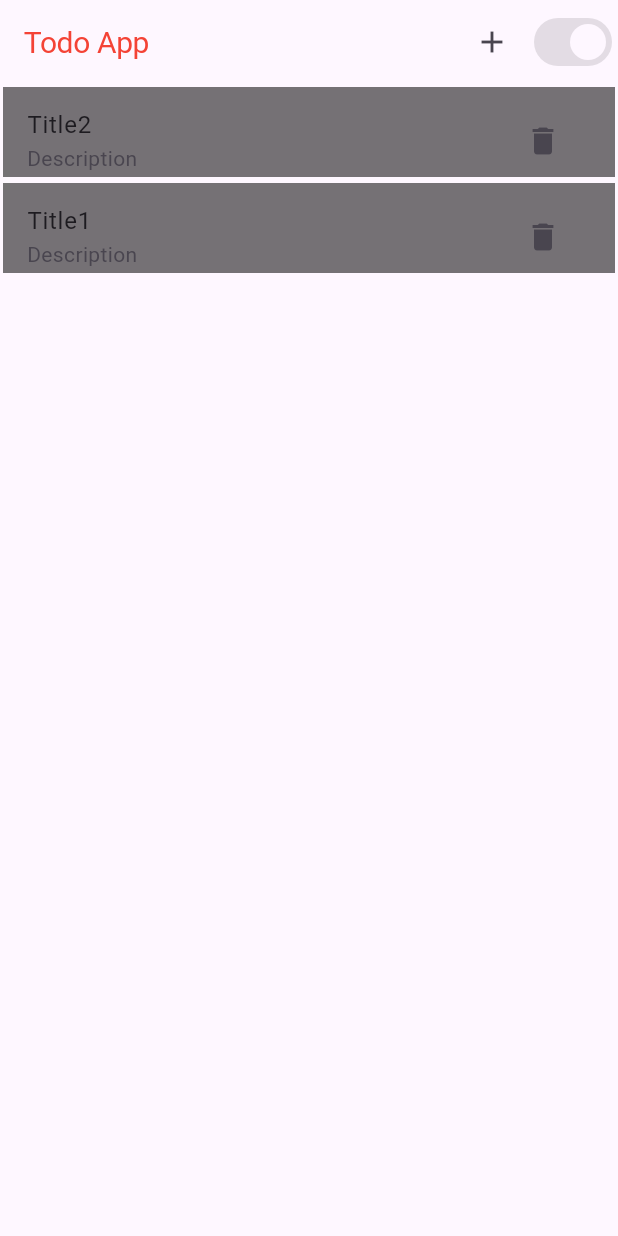
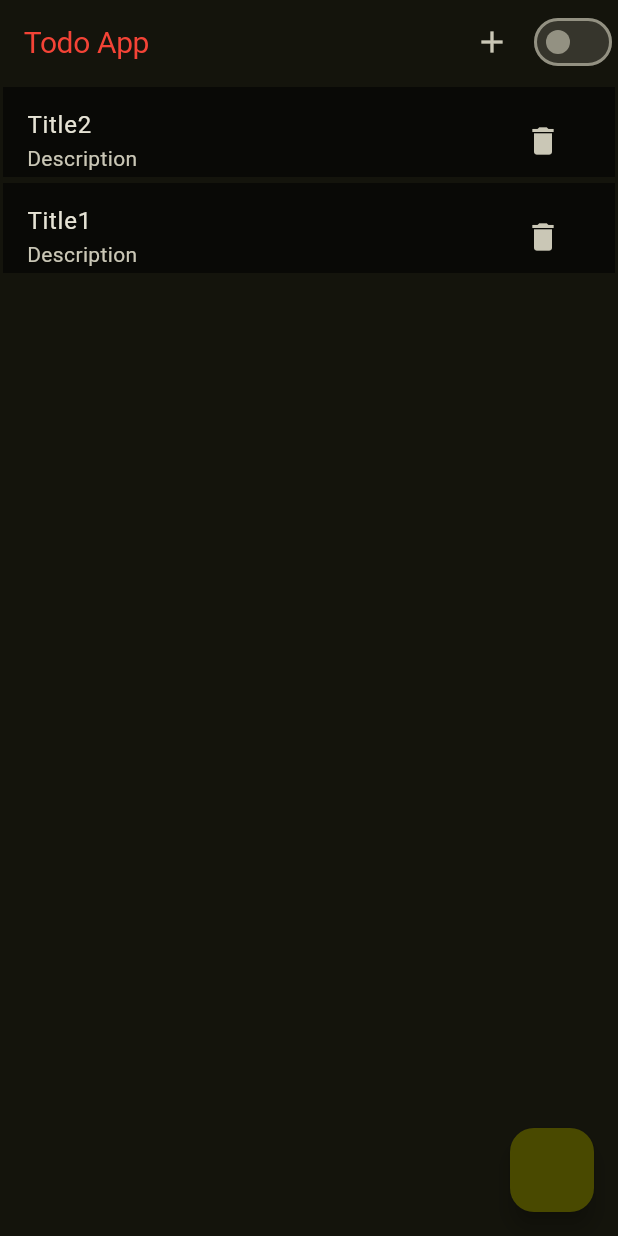
Before and after one commit to YuneshShrestha/s2-d6, a Flutter app: the screen it shows after launch, after a tap on the "delete" icon, on a phone screen of 412 x 824 dp. Run offline on Flutter 3.47's test engine with Material 3 defaults, Android fonts, the phone set to English and light mode, and no system bars; our stand-ins replace device_preview, google_fonts; Roboto replaces fonts that are missing (Abel).

```diff
--- /dev/null
+++ b/devtools_options.yaml
@@ -0,0 +1,3 @@
+description: This file stores settings for Dart & Flutter DevTools.
+documentation: https://docs.flutter.dev/tools/devtools/extensions#configure-extension-enablement-states
+extensions:
--- a/lib/main.dart
+++ b/lib/main.dart
@@ -1,5 +1,6 @@
 import 'package:device_preview/device_preview.dart';
 import 'package:flutter/material.dart';
+import 'package:google_fonts/google_fonts.dart';
 import 'package:todolist/screens/home_page.dart';
 import 'package:todolist/screens/loader_screen.dart';
 
@@ -12,22 +13,47 @@ void main() {
   ));
 }
 
-class MyApp extends StatelessWidget {
+class MyApp extends StatefulWidget {
   const MyApp({super.key});
+
+  @override
+  State<MyApp> createState() => _MyAppState();
+}
+
+class _MyAppState extends State<MyApp> {
+  var brightness = Brightness.dark;
+  void toggleBrightness() {
+    setState(() {
+      brightness =
+          brightness == Brightness.light ? Brightness.dark : Brightness.light;
+    });
+  }
 
   @override
   Widget build(BuildContext context) {
     return MaterialApp(
-      home: const LoaderScreen(),
+      home: LoaderScreen(
+        function: toggleBrightness,
+      ),
       debugShowCheckedModeBanner: false,
       theme: ThemeData(
-        brightness: Brightness.light,
-        textTheme: TextTheme(
-          displayLarge: TextStyle(
+        colorScheme: ColorScheme.fromSeed(
+          seedColor: Colors.yellowAccent,
+          brightness: brightness,
+        ),
+        textTheme: GoogleFonts.cedarvilleCursiveTextTheme().copyWith(
+          displayLarge: GoogleFonts.abel(
             fontSize: 20,
             color: Colors.red,
           ),
         ),
+
+        // TextTheme(
+        //   displayLarge: TextStyle(
+        //     fontSize: 20,
+        //     color: Colors.red,
+        //   ),
+        // ),
       ),
     );
   }
--- a/lib/screens/home_page.dart
+++ b/lib/screens/home_page.dart
@@ -1,9 +1,13 @@
+import 'dart:io';
+
+import 'package:flutter/cupertino.dart';
 import 'package:flutter/material.dart';
 import 'package:todolist/screens/form_page.dart';
 import 'package:todolist/widgets/task_card.dart';
 
 class HomeScreen extends StatefulWidget {
-  const HomeScreen({super.key});
+  const HomeScreen({super.key, required this.function});
+  final Function function;
 
   @override
   State<HomeScreen> createState() => _HomeScreenState();
@@ -27,6 +31,7 @@ class _HomeScreenState extends State<HomeScreen> {
       "description": "Description",
     },
   ];
+  bool isTrue = false;
   void addToDataList(String data, String desc) {
     setState(() {
       dataList.add({
@@ -64,7 +69,14 @@ class _HomeScreenState extends State<HomeScreen> {
             },
             icon: const Icon(Icons.add),
           ),
-          Switch(value: true, onChanged: null)
+          Switch.adaptive(
+              value: isTrue,
+              onChanged: (val) {
+                widget.function();
+                setState(() {
+                  isTrue = val;
+                });
+              })
         ],
       ),
       body: SingleChildScrollView(
@@ -84,6 +96,9 @@ class _HomeScreenState extends State<HomeScreen> {
           ],
         ),
       ),
+      floatingActionButton: FloatingActionButton(
+        onPressed: () {},
+      ),
     );
   }
 }
--- a/lib/screens/loader_screen.dart
+++ b/lib/screens/loader_screen.dart
@@ -4,7 +4,8 @@ import 'package:flutter/material.dart';
 import 'package:todolist/screens/home_page.dart';
 
 class LoaderScreen extends StatefulWidget {
-  const LoaderScreen({super.key});
+  const LoaderScreen({super.key, required this.function});
+  final Function function;
 
   @override
   State<LoaderScreen> createState() => _LoaderScreenState();
@@ -15,8 +16,11 @@ class _LoaderScreenState extends State<LoaderScreen> {
   void initState() {
     super.initState();
     Timer(const Duration(seconds: 5), () {
-      Navigator.of(context).pushReplacement(MaterialPageRoute(builder: (context) {
-        return const HomeScreen();
+      Navigator.of(context)
+          .pushReplacement(MaterialPageRoute(builder: (context) {
+        return HomeScreen(
+          function: widget.function,
+        );
       }));
     });
   }
@@ -24,8 +28,10 @@ class _LoaderScreenState extends State<LoaderScreen> {
   @override
   Widget build(BuildContext context) {
     var appBar = AppBar(
-      title:  Text("Loader Screen", style: Theme.of(context).textTheme.displayLarge,),
-
+      title: Text(
+        "Loader Screen",
+        style: Theme.of(context).textTheme.displayLarge,
+      ),
     );
     var needHeight = MediaQuery.of(context).size.height -
         appBar.preferredSize.height -
--- a/pubspec.yaml
+++ b/pubspec.yaml
@@ -36,6 +36,7 @@ dependencies:
   # Use with the CupertinoIcons class for iOS style icons.
   cupertino_icons: ^1.0.6
   device_preview: ^1.2.0
+  google_fonts: ^6.2.1
 
 dev_dependencies:
   flutter_test:
```
Also changed, not shown: pubspec.lock, 1 other file.
